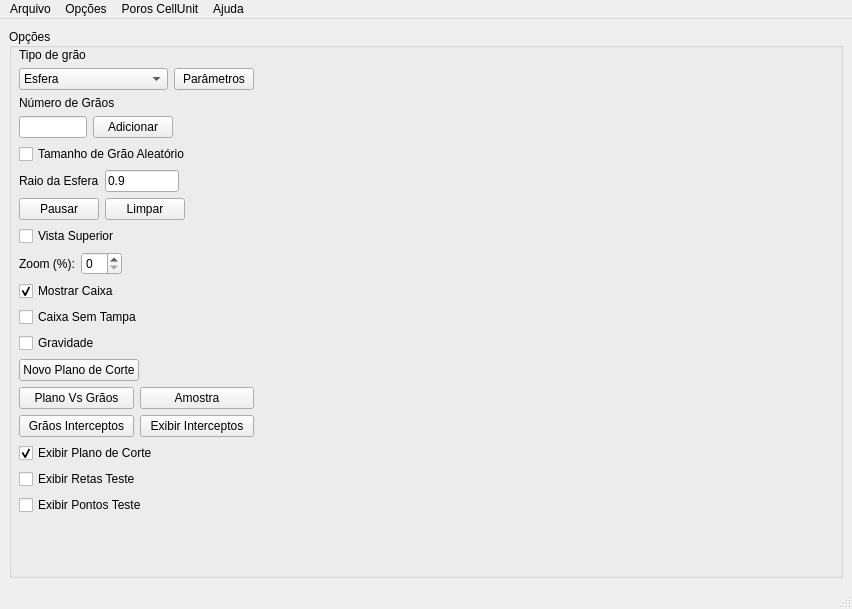
lucassimao/Simulacao-Estereologica, file forms/gui.ui: the form before one commit.
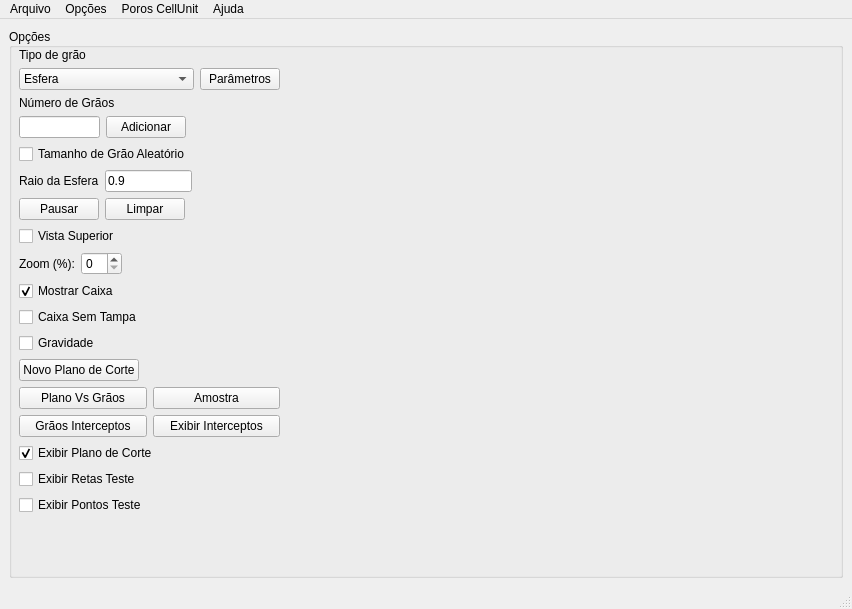
The form after the commit. Icons and pictures are not drawn.

```diff
--- a/forms/gui.ui
+++ b/forms/gui.ui
@@ -95,7 +95,7 @@
           <rect>
            <x>10</x>
            <y>20</y>
-           <width>235</width>
+           <width>261</width>
            <height>501</height>
           </rect>
          </property>
```
Left out of the diff: 17 changed lines with no effect on the pictures.
